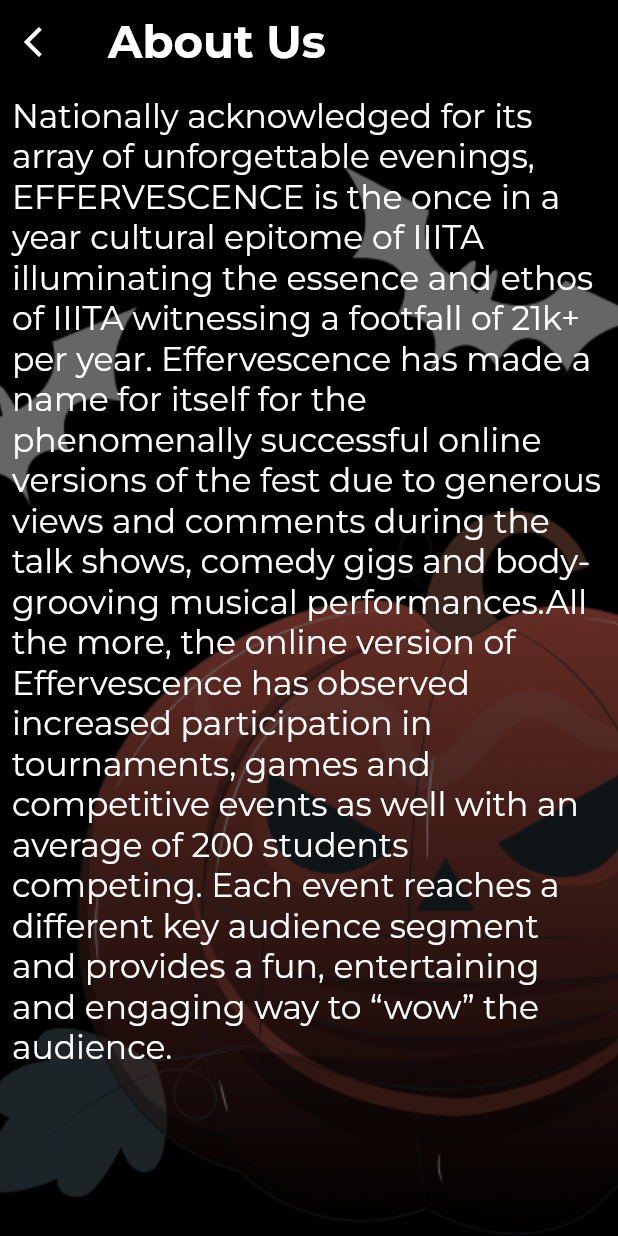
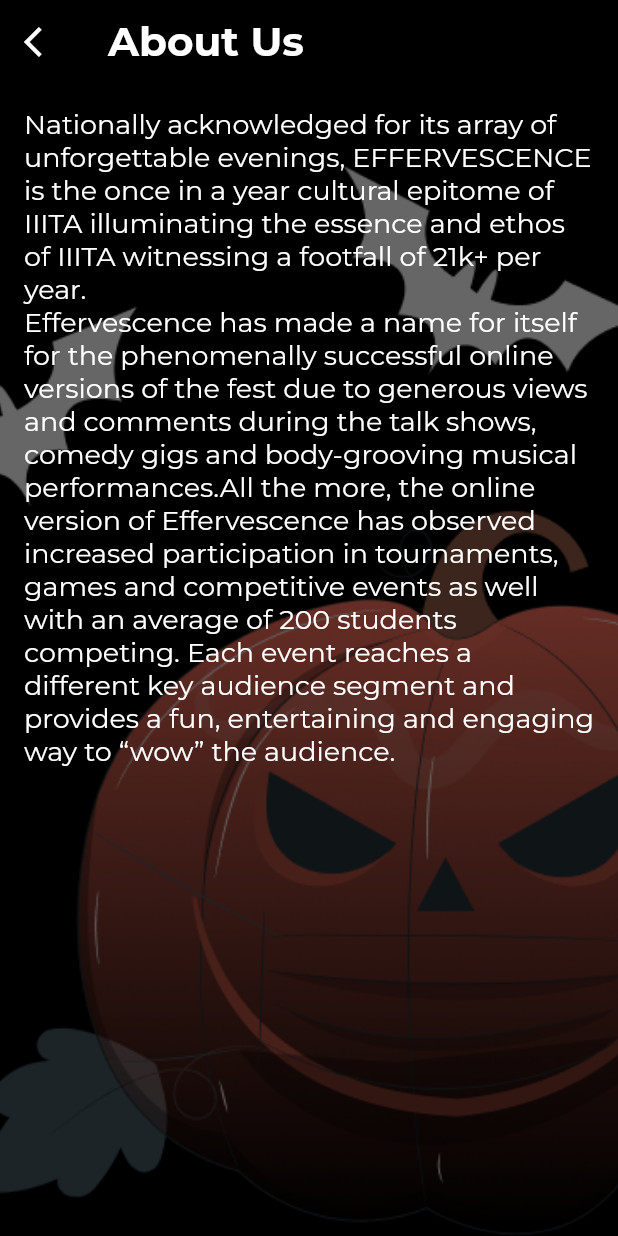
Before and after one commit to Prakriti-19/effervescence22, a Flutter app: the screen it shows after launch, item 5 of the bottom bar chosen, after a tap on "About Us", on a phone screen of 412 x 824 dp. Run offline on Flutter 3.47's test engine with Material 2 defaults, Android fonts, the phone set to English and light mode, and no system bars; our stand-ins replace cloud_firestore, expandable_text, firebase_core, google_fonts; accounts and stored records are empty.

Commit message:
Images taken from backend

```diff
--- a/lib/classes/eventprofile.dart
+++ b/lib/classes/eventprofile.dart
@@ -3,9 +3,13 @@
   final String time;
   final String details;
   final String venue;
+  final String url;
   final String date;
+  final String form;
   Profile(
       {
+        required this.url,
+        required this.form,
         required this.venue,
         required this.date,
         required this.time,
--- a/lib/classes/merchprofile.dart
+++ b/lib/classes/merchprofile.dart
@@ -3,9 +3,11 @@
   final String type;
   final String desc;
   final String cost;
+  final String form;
   Merchdetails(
       {
         required this.type,
+        required this.form,
         required this.name,
         required this.desc,
         required this.cost,
--- a/lib/main.dart
+++ b/lib/main.dart
@@ -50,9 +50,10 @@
     return MaterialApp(
       debugShowCheckedModeBanner: false,
       home: Scaffold(
-        backgroundColor: Colors.black,
+        backgroundColor: Colors.black87,
         body: _screens[_currentIndex],
         bottomNavigationBar: BottomNavigationBar(
+
           currentIndex: _currentIndex,
           onTap: _updateIndex,
           backgroundColor: Colors.transparent,
@@ -60,15 +61,15 @@
           selectedIconTheme: IconThemeData(color: Color.fromRGBO(119, 0, 138, 1),),
           selectedItemColor: Color.fromRGBO(119, 0, 138, 1),
           unselectedItemColor: Colors.white,
-          selectedFontSize: 20,
+          selectedFontSize: 18,
           selectedLabelStyle: GoogleFonts.jollyLodger(
         textStyle: TextStyle(
         letterSpacing: 1.6,)),
           unselectedLabelStyle: GoogleFonts.jollyLodger(
               textStyle: TextStyle(
                 letterSpacing: 1.6,)),
-          unselectedFontSize: 16,
-          iconSize: 35,
+          unselectedFontSize: 14,
+          iconSize: 30,
           items: [
             BottomNavigationBarItem(
               label: "Events",
--- a/lib/more/about us.dart
+++ b/lib/more/about us.dart
@@ -1,5 +1,4 @@
 import 'dart:ui';
-
 import 'package:flutter/cupertino.dart';
 import 'package:flutter/material.dart';
 import 'package:google_fonts/google_fonts.dart';
@@ -17,7 +16,7 @@
     return Scaffold(
       appBar: AppBar(leading:IconButton(onPressed: () { Navigator.pop(context); }, icon: Icon(Icons.arrow_back_ios),),
         title: Text("About Us", style: GoogleFonts.montserrat(
-    textStyle: TextStyle(color: Colors.white,fontWeight: FontWeight.bold,fontSize: 30)),),
+    textStyle: TextStyle(color: Colors.white,fontWeight: FontWeight.bold,fontSize: 27)),),
         backgroundColor: Colors.black,
       ),
       backgroundColor: Colors.black,
@@ -30,8 +29,11 @@
           Padding(
             padding: const EdgeInsets.all(8.0),
             child: SingleChildScrollView(
-              child: Text("Nationally acknowledged for its array of unforgettable evenings, EFFERVESCENCE is the once in a year cultural epitome of IIITA illuminating the essence and ethos of IIITA witnessing a footfall of 21k+ per year. Effervescence has made a name for itself for the phenomenally successful online versions of the fest due to generous views and comments during the talk shows, comedy gigs and body-grooving musical performances.All the more, the online version of Effervescence has observed increased participation in tournaments, games and competitive events as well with an average of 200 students competing. Each event reaches a different key audience segment and provides a fun, entertaining and engaging way to “wow” the audience.", style: GoogleFonts.montserrat(
-    textStyle: TextStyle(color: Colors.white,fontSize: 22,fontWeight: FontWeight.w400),),),
+              child: Padding(
+                padding: const EdgeInsets.all(8.0),
+                child: Text("Nationally acknowledged for its array of unforgettable evenings, EFFERVESCENCE is the once in a year cultural epitome of IIITA illuminating the essence and ethos of IIITA witnessing a footfall of 21k+ per year. \nEffervescence has made a name for itself for the phenomenally successful online versions of the fest due to generous views and comments during the talk shows, comedy gigs and body-grooving musical performances.All the more, the online version of Effervescence has observed increased participation in tournaments, games and competitive events as well with an average of 200 students competing. Each event reaches a different key audience segment and provides a fun, entertaining and engaging way to “wow” the audience.", style: GoogleFonts.montserrat(
+    textStyle: TextStyle(color: Colors.white,fontSize: 18,fontWeight: FontWeight.w400),),),
+              ),
             ),
           ),
         ],
--- a/lib/more/morescreen.dart
+++ b/lib/more/morescreen.dart
@@ -20,7 +20,7 @@
   Widget build(BuildContext context) {
     return Scaffold(
       backgroundColor: Colors.black,
-      appBar: AppBar(backgroundColor:Color.fromRGBO(119, 0, 138, 1),elevation:0,title: Text('MORE',style: TextStyle(color: Colors.white,fontSize: 30,fontWeight: FontWeight.bold),),),
+      appBar: AppBar(backgroundColor:Color.fromRGBO(119, 0, 138, 1),elevation:0,title: Text('MORE',style: TextStyle(color: Colors.white,fontSize: 27,fontWeight: FontWeight.bold),),),
       body: Container(
         decoration: BoxDecoration(
           gradient: LinearGradient(
--- a/lib/more/sponsors.dart
+++ b/lib/more/sponsors.dart
@@ -24,7 +24,7 @@
           title: Text(
             "Sponsors",
     style: GoogleFonts.montserrat(
-    textStyle:TextStyle(color: Colors.white, fontWeight: FontWeight.bold,fontSize: 30),),
+    textStyle:TextStyle(color: Colors.white, fontWeight: FontWeight.bold,fontSize: 27),),
           ),
           backgroundColor: Colors.black,
         ),
@@ -32,7 +32,7 @@
             color: Colors.black,
             child: StreamBuilder<QuerySnapshot>(
                 stream: FirebaseFirestore.instance
-                    .collection('sponsors')
+                    .collection('sponsors').orderBy('no',descending:false)
                     .snapshots(),
                 builder: (context, AsyncSnapshot<QuerySnapshot> snapshot) {
                   if (!snapshot.hasData) {
@@ -51,8 +51,6 @@
                       crossAxisCount: 2,
                       mainAxisSpacing: 15,
                     ),
-                    //padding: EdgeInsets.all(25),
-                    // physics: NeverScrollableScrollPhysics(),
                     itemBuilder: (context, index) {
                       return Padding(
                         padding: const EdgeInsets.fromLTRB(7,0,7,0),
--- a/lib/screens/Home.dart
+++ b/lib/screens/Home.dart
@@ -18,28 +18,18 @@
       home: Container(
         child: Scaffold(
           appBar: AppBar(
-            leading: Row(
-              children: [
-                SizedBox(
-                  width: MediaQuery.of(context).size.width * 0.025,
+            leading:
+            Padding(
+              padding: const EdgeInsets.all(8.0),
+              child: Image(image: AssetImage('images/Effe_logo.png'),height: 10,),
             ),
-                Container(
-                  height: 50,
-                  child: Image(image: AssetImage('images/Effe_logo.png')),
-                ),
-              ],
-            ),
-            title: Row(
-              children: [
-                Text(
+
+            title:Text(
               "Effervescence'22",
               style: GoogleFonts.creepster(
-                      textStyle: TextStyle(color: Colors.white, fontSize: 27)),
+                  textStyle: TextStyle(color: Colors.white, fontSize: 29)),
             ),
-                SizedBox(
-                  width: MediaQuery.of(context).size.width * 0.1,
-                ),
-                IconButton(
+            actions: [ IconButton(
               color: Colors.red,
               onPressed: () async {
                 Navigator.push(context,
@@ -47,12 +37,10 @@
               },
               icon: Icon(
                 Icons.notifications,
-                    size: 32,
+                size: 35,
                 color: Colors.white,
               ),
-                ),
-              ],
-            ),
+            ),],
 
             elevation: 0,
             backgroundColor: Color.fromRGBO(119, 0, 138, 1),
@@ -79,7 +67,7 @@
                   Column(
                     children: [
                       SizedBox(
-                        height: MediaQuery.of(context).size.height * 0.09,
+                        height: MediaQuery.of(context).size.height * 0.137,
                       ),
                       TweenAnimationBuilder<Duration>(
                           duration: Duration(
--- a/lib/screens/SplashScreen.dart
+++ b/lib/screens/SplashScreen.dart
@@ -25,23 +25,11 @@
   Widget build(BuildContext context) {
     return Scaffold(
       backgroundColor: Colors.black,
-      body: Stack(
-        fit: StackFit.expand,
-        children: <Widget>[
-          Container(
-            color: Colors.black,
-          ),
-              Expanded(
-                flex: 2,
-                child: Column(
-                  mainAxisAlignment: MainAxisAlignment.center,
-                  children: <Widget>[
-                    Padding(padding: EdgeInsets.only(top: 20.0, bottom: 20.0)),
-                    Image(image: AssetImage('images/logo.png'),fit: BoxFit.fill,),
-                  ],
-                ),
-              ),
-            ],
+      body:Container(
+        width: MediaQuery.of(context).size.width ,
+        height: MediaQuery.of(context).size.height,
+                child: Image(image: AssetImage('images/logo.png'),fit: BoxFit.fill,),
+
           )
     );
   }
--- a/lib/screens/eventpage.dart
+++ b/lib/screens/eventpage.dart
@@ -31,7 +31,7 @@
                         children: [
                           Container(
                               decoration: new BoxDecoration(borderRadius: BorderRadius.all(Radius.circular(18)),image: DecorationImage(
-          image: AssetImage('images/bg.jpeg'), fit: BoxFit.cover),
+          image:  NetworkImage(widget.profile.url), fit: BoxFit.cover),
       ),
                               width:MediaQuery.of(context).size.width * 0.36,
                               height:MediaQuery.of(context).size.height * 0.3,
--- a/lib/screens/merchpage.dart
+++ b/lib/screens/merchpage.dart
@@ -60,7 +60,7 @@
                               Container(
                                 width: MediaQuery.of(context).size.width * 0.6,
                                 child: Text(
-                                  '${widget.profile.name.toUpperCase()} ',
+                                  '${widget.profile.name} ',
           style: GoogleFonts.montserrat(
           textStyle: TextStyle(fontWeight: FontWeight.bold, fontSize: 24,color: Colors.white),),
                                 ),
@@ -76,7 +76,7 @@
                               Container(
                                 width: MediaQuery.of(context).size.width * 0.6,
                                 child: Text(
-                                  '${widget.profile.desc.toUpperCase()} ',
+                                  '${widget.profile.desc} ',
                                   style: GoogleFonts.montserrat(
                                     textStyle: TextStyle(fontWeight: FontWeight.w300, fontSize: 12,color: Colors.white),),
                                 ),
--- a/lib/screens/proshows.dart
+++ b/lib/screens/proshows.dart
@@ -73,7 +73,7 @@
           //  width:MediaQuery.of(context).size.width ,
             margin: EdgeInsets.only(left: 5, right: 5),
             decoration: BoxDecoration(
-              borderRadius: BorderRadius.circular(30),
+              borderRadius: BorderRadius.circular(22),
               image: DecorationImage(
                   image: AssetImage(image[index]), fit: BoxFit.cover),
             ),
--- a/lib/screens/shop.dart
+++ b/lib/screens/shop.dart
@@ -20,11 +20,12 @@
     List<String> name = [];
     List<String> type = [];
     List<String> cost = [];
+    List<String> form = [];
 
     return Scaffold(
         appBar: AppBar(
           title: Text("Shop", style: GoogleFonts.montserrat(
-        textStyle: TextStyle(color: Colors.white,fontWeight: FontWeight.bold,fontSize: 30),),),
+        textStyle: TextStyle(color: Colors.white,fontWeight: FontWeight.bold,fontSize: 27),),),
           backgroundColor: Colors.black,
         ),
         body:
@@ -44,9 +45,10 @@
                       desc.add(element['desc']);
                       type.add(element['type']);
                       cost.add(element['cost']);
+                      form.add((element['form']));
                     });
                     c=documentSnapshotList.length;
-                    final profile = List<Merchdetails>.generate(c, (i) => Merchdetails(name: name[i],type:type[i], desc: desc[i], cost: cost[i]));
+                    final profile = List<Merchdetails>.generate(c, (i) => Merchdetails(name: name[i],type:type[i], desc: desc[i], cost: cost[i], form: form[i]));
                     return ListView.builder(
                       itemCount: c,
                       itemBuilder: (context, index) {
```
Also changed, not shown: lib/more/developrs.dart (+30 -34 lines), lib/more/faq.dart (+11 -4 lines), lib/more/team.dart (+23 -35 lines), lib/screens/eventdetail.dart (+85 -58 lines), lib/screens/events.dart (+40 -17 lines), lib/screens/merchdetail.dart (+22 -19 lines), lib/screens/schedule.dart (+13 -11 lines), images/logo.png, 26 other files. Lines whose indentation alone changed are shown as unchanged.
